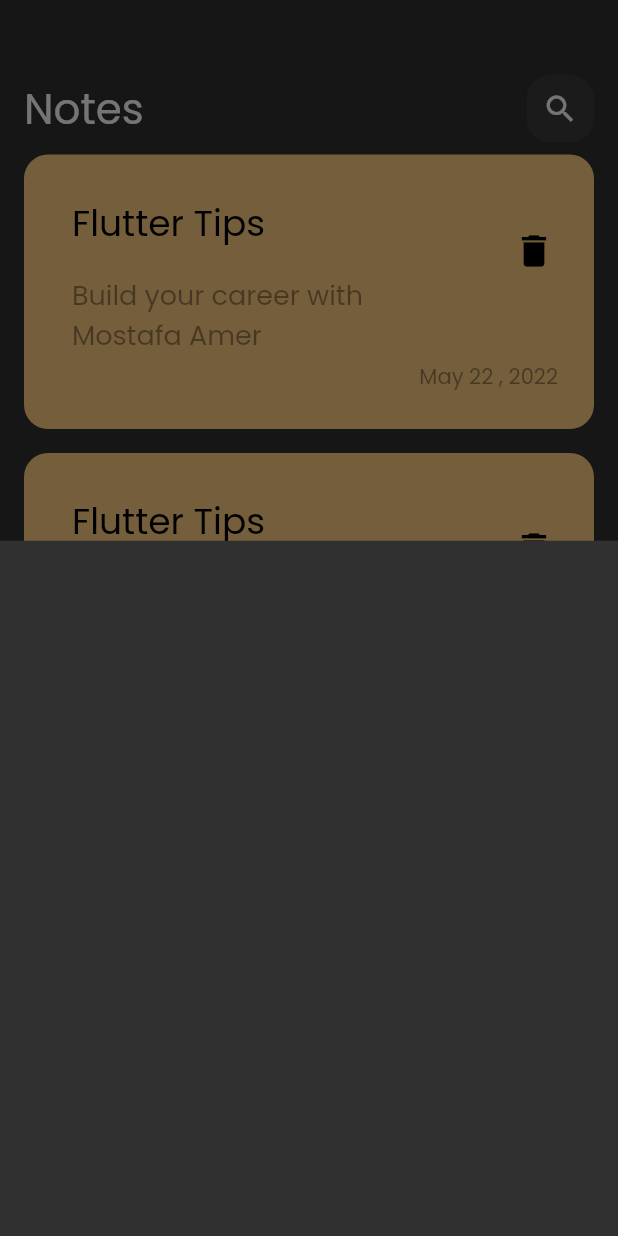
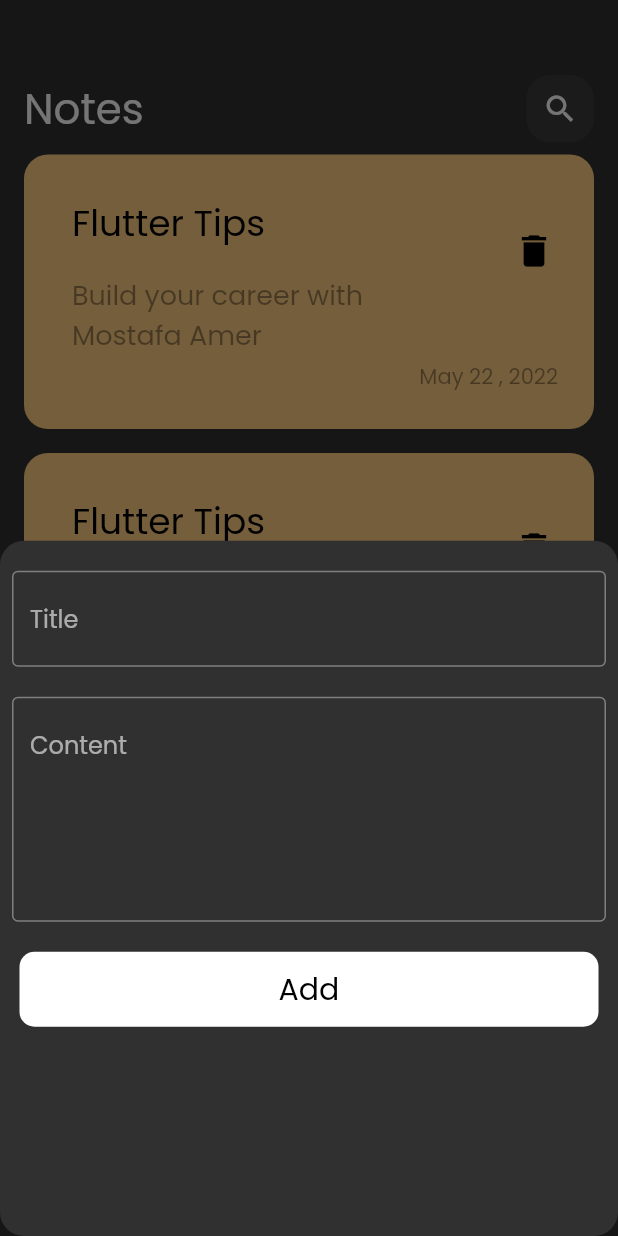
Before and after one commit to MostafaAmer12/Notes_App, a Flutter app: the screen it shows after launch, after a tap on the "add" icon, on a phone screen of 412 x 824 dp. Run offline on Flutter 3.47's test engine with Material 2 defaults, Android fonts, the phone set to English and light mode, and no system bars.

Commit message:
Finishing Modal Bottom Sheet

```diff
--- a/lib/views/notes_view.dart
+++ b/lib/views/notes_view.dart
@@ -11,15 +11,20 @@ class NotesView extends StatelessWidget {
     return Scaffold(
       floatingActionButton: FloatingActionButton(
         onPressed: () {
-          showModalBottomSheet(context: context, builder: (context){
-            return AddNewNotes();
-          });
+          showModalBottomSheet(
+            shape: RoundedRectangleBorder(
+              borderRadius: BorderRadius.circular(16)
+            ),
+              context: context,
+              builder: (context) {
+                return const AddNewNotes();
+              });
         },
-        child: Icon(
+        backgroundColor: Colors.white,
+        child: const Icon(
           Icons.add,
           color: Colors.black,
         ),
-        backgroundColor: Colors.white,
       ),
       body: Padding(
         padding: const EdgeInsets.symmetric(horizontal: 16),
--- /dev/null
+++ b/lib/views/widgets/custom_button.dart
@@ -0,0 +1,26 @@
+import 'package:flutter/material.dart';
+
+class CustomButton extends StatelessWidget {
+  const CustomButton({super.key});
+
+  @override
+  Widget build(BuildContext context) {
+    return Padding(
+      padding: const EdgeInsets.symmetric(horizontal: 5),
+      child: Container(
+        width: MediaQuery.of(context).size.width,
+        height: 50,
+        decoration: BoxDecoration(
+          color: Colors.white,
+          borderRadius: BorderRadius.circular(10),
+        ),
+        child: const Center(
+          child: Text('Add',style: TextStyle(
+            color: Colors.black,
+            fontSize: 20
+          ),),
+        ),
+      ),
+    );
+  }
+}
--- a/lib/views/widgets/modal_bottom_sheet.dart
+++ b/lib/views/widgets/modal_bottom_sheet.dart
@@ -1,10 +1,24 @@
 import 'package:flutter/material.dart';
+import 'package:notes_app/views/widgets/custom_button.dart';
+import 'package:notes_app/views/widgets/text_field.dart';
 
 class AddNewNotes extends StatelessWidget {
   const AddNewNotes({super.key});
 
   @override
   Widget build(BuildContext context) {
-    return Container();
+    return Padding(
+      padding: const EdgeInsets.symmetric(horizontal: 8),
+      child: Column(
+        children: const [
+          SizedBox(height: 20,),
+          CustomTextField(hint: 'Title',),
+          SizedBox(height: 20,),
+          CustomTextField(hint: 'Content',maxLines: 5,),
+          SizedBox(height: 20,),
+          CustomButton(),
+        ],
+      ),
+    );
   }
 }
--- /dev/null
+++ b/lib/views/widgets/text_field.dart
@@ -0,0 +1,17 @@
+import 'package:flutter/material.dart';
+
+class CustomTextField extends StatelessWidget {
+  const CustomTextField({super.key,required this.hint,this.maxLines =1});
+  final String hint;
+  final int maxLines;
+  @override
+  Widget build(BuildContext context) {
+    return TextFormField(
+      maxLines: maxLines,
+      decoration: InputDecoration(
+        border: const OutlineInputBorder(),
+        hintText: hint,
+      ),
+    );
+  }
+}
```
